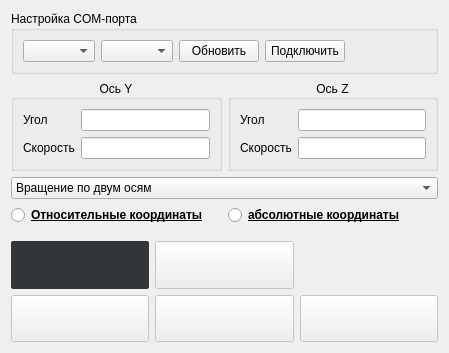
First picture: the form in tableform.ui, repository ag8920/navigation, before the edit.
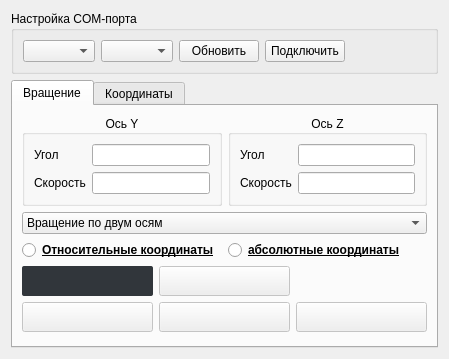
Second picture: the form after the edit. Icons and pictures are not drawn.

Commit message: add class buttongrid

Patch:
```diff
--- a/tableform.ui
+++ b/tableform.ui
@@ -10,7 +10,7 @@
     <x>0</x>
     <y>0</y>
     <width>449</width>
-    <height>353</height>
+    <height>359</height>
    </rect>
   </property>
   <property name="sizePolicy">
@@ -89,6 +89,19 @@
     </widget>
    </item>
    <item row="1" column="0">
+    <widget class="QTabWidget" name="tabWidget">
+     <property name="currentIndex">
+      <number>0</number>
+     </property>
+     <property name="movable">
+      <bool>true</bool>
+     </property>
+     <widget class="QWidget" name="tab">
+      <attribute name="title">
+       <string>Вращение</string>
+      </attribute>
+      <layout class="QVBoxLayout" name="verticalLayout_3">
+       <item>
     <layout class="QGridLayout" name="gridLayout_6">
      <item row="2" column="0">
       <widget class="QRadioButton" name="radioButton">
@@ -241,23 +254,7 @@
      </item>
     </layout>
    </item>
-   <item row="2" column="0">
-    <spacer name="verticalSpacer">
-     <property name="orientation">
-      <enum>Qt::Vertical</enum>
-     </property>
-     <property name="sizeType">
-      <enum>QSizePolicy::Preferred</enum>
-     </property>
-     <property name="sizeHint" stdset="0">
-      <size>
-       <width>0</width>
-       <height>10</height>
-      </size>
-     </property>
-    </spacer>
-   </item>
-   <item row="3" column="0">
+       <item>
     <layout class="QGridLayout" name="gridLayout_3">
      <property name="sizeConstraint">
       <enum>QLayout::SetMaximumSize</enum>
@@ -429,18 +426,33 @@
      </item>
     </layout>
    </item>
-  </layout>
- </widget>
- <tabstops>
-  <tabstop>lineEditSpeedY</tabstop>
-  <tabstop>lineEditAngleZ</tabstop>
-  <tabstop>lineEditSpeedZ</tabstop>
-  <tabstop>comboBox</tabstop>
-  <tabstop>radioButton</tabstop>
-  <tabstop>radioButton_2</tabstop>
-  <tabstop>pushButtonUp</tabstop>
-  <tabstop>pushButtonDown</tabstop>
- </tabstops>
+       <item>
+        <spacer name="verticalSpacer">
+         <property name="orientation">
+          <enum>Qt::Vertical</enum>
+         </property>
+         <property name="sizeType">
+          <enum>QSizePolicy::Preferred</enum>
+         </property>
+         <property name="sizeHint" stdset="0">
+          <size>
+           <width>13</width>
+           <height>5</height>
+          </size>
+         </property>
+        </spacer>
+       </item>
+      </layout>
+     </widget>
+     <widget class="QWidget" name="tab_2">
+      <attribute name="title">
+       <string>Координаты</string>
+      </attribute>
+     </widget>
+    </widget>
+   </item>
+  </layout>
+ </widget>
  <resources>
   <include location="resource.qrc"/>
  </resources>
```
Lines whose indentation alone changed are shown as unchanged. The commit also changes 14 other files.
